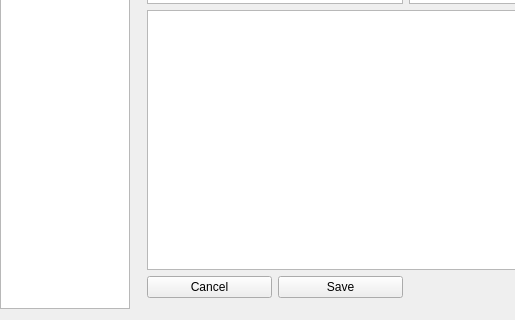
The window that PluriNotes/plurinotes.ui (guillaumejounel/PluriNotes) describes before a commit, drawn with Qt 5; both pictures show x 0 to 515 and y 112 to 432 of the 799 by 432 pixel window.
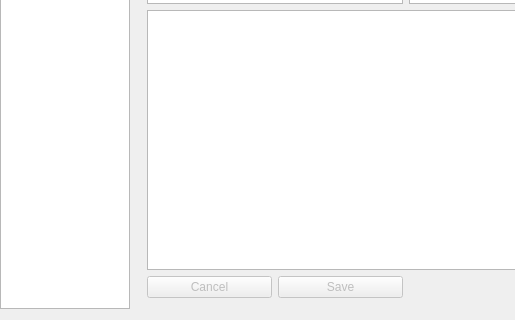
The same window after the commit. The open tabs and pages were chosen to show the change.

What changed in the file:
```diff
--- a/PluriNotes/plurinotes.ui
+++ b/PluriNotes/plurinotes.ui
@@ -43,9 +43,18 @@
        <layout class="QGridLayout" name="gridLayout_2" rowstretch="0,0,0,0">
         <item row="3" column="0">
          <widget class="QPushButton" name="buttonCancelEditArticle">
+          <property name="enabled">
+           <bool>false</bool>
+          </property>
           <property name="text">
            <string>Cancel</string>
           </property>
+          <property name="autoDefault">
+           <bool>false</bool>
+          </property>
+          <property name="flat">
+           <bool>false</bool>
+          </property>
          </widget>
         </item>
         <item row="2" column="0" colspan="4">
@@ -70,6 +79,9 @@
         </item>
         <item row="3" column="1">
          <widget class="QPushButton" name="buttonSaveEditArticle">
+          <property name="enabled">
+           <bool>false</bool>
+          </property>
           <property name="text">
            <string>Save</string>
           </property>
```
Left out of the diff: 76 changed lines with no effect on the pictures.
